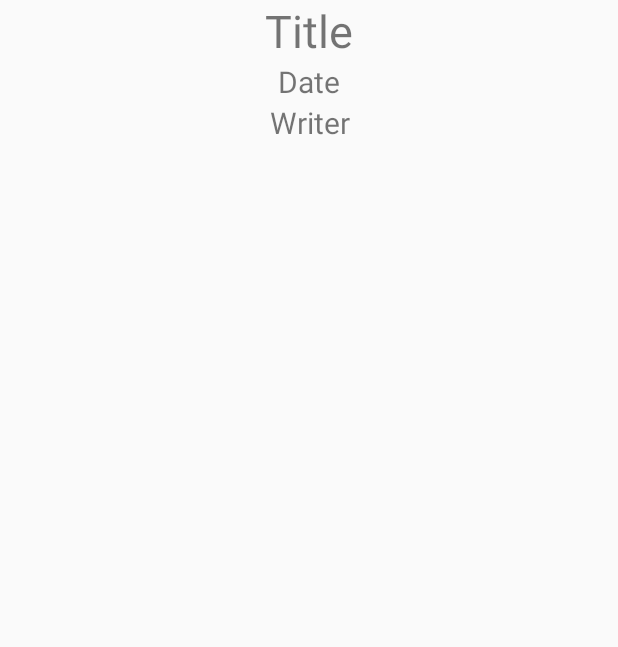
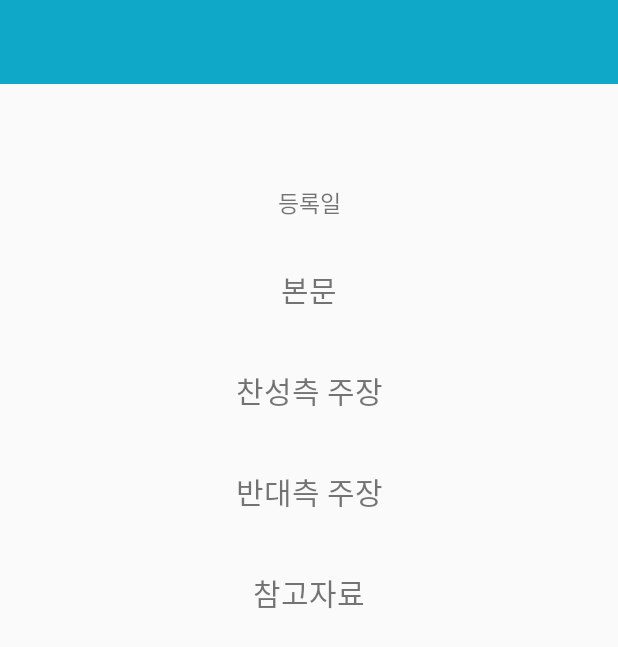
Before and after one commit to pknu-wap/TIKITAKA, an Android app: the layout activity_content.xml on its own in the app's theme, with its tools: preview values and no code run, on a phone screen of 412 x 824 dp. Shown: the top 647 px of the screen. Run offline under Robolectric (Android 15) with nearby library versions, the light colour scheme and no system bars.

Commit message:
글작성 페이지

```diff
--- a/app/build.gradle
+++ b/app/build.gradle
@@ -20,15 +20,15 @@ android {
 
 dependencies {
     implementation fileTree(dir: 'libs', include: ['*.jar'])
-    implementation 'com.google.firebase:firebase-analytics:17.2.0'
-    implementation 'androidx.appcompat:appcompat:1.0.2'
+    implementation 'com.google.firebase:firebase-analytics:17.2.1'
+    implementation 'androidx.appcompat:appcompat:1.1.0'
     implementation 'androidx.constraintlayout:constraintlayout:1.1.3'
-    implementation 'androidx.recyclerview:recyclerview:1.0.0'
+    implementation 'androidx.recyclerview:recyclerview:1.1.0'
     implementation 'androidx.cardview:cardview:1.0.0'
     testImplementation 'junit:junit:4.12'
-    androidTestImplementation 'androidx.test:runner:1.1.1'
-    androidTestImplementation 'androidx.test.espresso:espresso-core:3.1.1'
-    implementation 'com.google.firebase:firebase-auth:19.1.0'
+    androidTestImplementation 'androidx.test:runner:1.2.0'
+    androidTestImplementation 'androidx.test.espresso:espresso-core:3.2.0'
+    implementation 'com.google.firebase:firebase-auth:19.2.0'
     implementation 'de.hdodenhof:circleimageview:3.0.0'
 
 }
--- a/app/src/main/java/com/example/tikitaka/ContentActivity.java
+++ b/app/src/main/java/com/example/tikitaka/ContentActivity.java
@@ -5,6 +5,7 @@ import android.os.Bundle;
 import android.widget.TextView;
 
 import androidx.appcompat.app.AppCompatActivity;
+import androidx.appcompat.widget.Toolbar;
 
 public class ContentActivity extends AppCompatActivity {
 
@@ -22,21 +23,23 @@ public class ContentActivity extends AppCompatActivity {
 
         TextView_content_title=findViewById(R.id.TextView_content_title);
         TextView_content_date=findViewById(R.id.TextView_content_date);
-        TextView_content_writer=findViewById(R.id.TextView_content_writer);
+        Toolbar tb = (Toolbar) findViewById(R.id.app_toolbar_writing) ;
+        setSupportActionBar(tb) ;
+
 
         Intent profile_intent = getIntent();
         Bundle profile_bundle = profile_intent.getExtras();
 
         title = profile_bundle.getString("title");
         date = profile_bundle.getString("date");
-        writer = profile_bundle.getString("writer");
+
 
         System.out.println(title);
         System.out.println(date);
-        System.out.println(writer);
+
 
         TextView_content_title.setText(title);
         TextView_content_date.setText(date);
-        TextView_content_writer.setText(writer);
+
     }
 }
--- a/app/src/main/java/com/example/tikitaka/WritingActivity.java
+++ b/app/src/main/java/com/example/tikitaka/WritingActivity.java
@@ -4,6 +4,7 @@ import android.os.Bundle;
 import android.view.View;
 import android.widget.Button;
 import android.widget.EditText;
+import android.widget.Toast;
 
 import androidx.appcompat.app.AppCompatActivity;
 import androidx.appcompat.widget.Toolbar;
@@ -15,7 +16,6 @@ public class WritingActivity extends AppCompatActivity {
     private EditText et_opposition_writing;
     private EditText et_references_writing;
     private Button btn_done_writing;
-    private Button btn_cancel_writing;
 
     protected void onCreate(Bundle savedInstanceState) {
 
@@ -35,6 +35,7 @@ public class WritingActivity extends AppCompatActivity {
             @Override
             public void onClick(View v) {
 
+                Toast.makeText(WritingActivity.this, "등록 완료", Toast.LENGTH_SHORT).show();
             }
         });
 
--- a/app/src/main/res/layout/activity_content.xml
+++ b/app/src/main/res/layout/activity_content.xml
@@ -1,30 +1,100 @@
 <?xml version="1.0" encoding="utf-8"?>
-<LinearLayout
-    xmlns:android="http://schemas.android.com/apk/res/android"
+<LinearLayout xmlns:android="http://schemas.android.com/apk/res/android"
+    xmlns:app="http://schemas.android.com/apk/res-auto"
     android:orientation="vertical"
     android:layout_width="match_parent"
     android:layout_height="match_parent">
+
+    <androidx.appcompat.widget.Toolbar
+        android:layout_width="match_parent"
+        android:layout_height="wrap_content"
+        app:titleTextColor="#ffffff"
+        android:background="@color/colorAccent"
+        android:id="@+id/app_toolbar_writing"
+        android:theme="@style/ToolbarTheme"/>
 
     <TextView
         android:id="@+id/TextView_content_title"
         android:layout_width="match_parent"
         android:layout_height="wrap_content"
         android:gravity="center"
-        android:text="Title"
-        android:textSize="30sp"/>
+        android:fontFamily="@font/bm"
+        android:layout_marginTop="10dp"
+        android:layout_marginBottom="10dp"
+        android:textSize="35sp"/>
+    <TextView
+        android:layout_width="match_parent"
+        android:layout_height="wrap_content"
+        android:gravity="center"
+        android:text="등록일"
+        android:fontFamily="@font/bm"
+        android:textSize="15sp"/>
     <TextView
         android:id="@+id/TextView_content_date"
         android:layout_width="match_parent"
         android:layout_height="wrap_content"
+        android:fontFamily="@font/bm"
         android:gravity="center"
-        android:text="Date"
-        android:textSize="20sp"/>
+        android:textSize="15sp"
+        android:layout_marginBottom="10dp"/>
     <TextView
-        android:id="@+id/TextView_content_writer"
         android:layout_width="match_parent"
         android:layout_height="wrap_content"
         android:gravity="center"
-        android:text="Writer"
+        android:fontFamily="@font/bm"
+        android:text="본문"
         android:textSize="20sp"/>
-
+    <TextView
+        android:id="@+id/TextView_content_content"
+        android:layout_width="match_parent"
+        android:layout_height="wrap_content"
+        android:gravity="center"
+        android:fontFamily="@font/bm"
+        android:textSize="20sp"
+        android:layout_marginBottom="10dp"/>
+    <TextView
+        android:layout_width="match_parent"
+        android:layout_height="wrap_content"
+        android:gravity="center"
+        android:text="찬성측 주장"
+        android:fontFamily="@font/bm"
+        android:textSize="20sp"/>
+    <TextView
+        android:id="@+id/TextView_content_affirmative"
+        android:layout_width="match_parent"
+        android:layout_height="wrap_content"
+        android:fontFamily="@font/bm"
+        android:gravity="center"
+        android:textSize="20sp"
+        android:layout_marginBottom="10dp"/>
+    <TextView
+        android:layout_width="match_parent"
+        android:layout_height="wrap_content"
+        android:gravity="center"
+        android:fontFamily="@font/bm"
+        android:text="반대측 주장"
+        android:textSize="20sp"/>
+    <TextView
+        android:id="@+id/TextView_content_opposition"
+        android:layout_width="match_parent"
+        android:layout_height="wrap_content"
+        android:fontFamily="@font/bm"
+        android:gravity="center"
+        android:textSize="20sp"
+        android:layout_marginBottom="10dp"/>
+    <TextView
+        android:layout_width="match_parent"
+        android:layout_height="wrap_content"
+        android:fontFamily="@font/bm"
+        android:gravity="center"
+        android:text="참고자료"
+        android:textSize="20sp"/>
+    <TextView
+        android:id="@+id/TextView_content_references"
+        android:layout_width="match_parent"
+        android:layout_height="wrap_content"
+        android:gravity="center"
+        android:fontFamily="@font/bm"
+        android:textSize="20sp"
+        android:layout_marginBottom="10dp"/>
 </LinearLayout>
```
